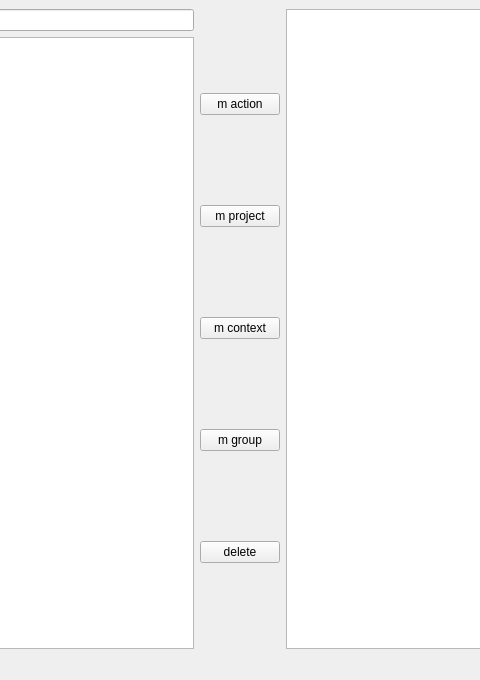
First picture: the form in src/flow2.ui, repository basmatix/zeitmaschine, before the edit; both pictures show x 283 to 763 and y 0 to 680 of the 1132 by 680 pixel window.
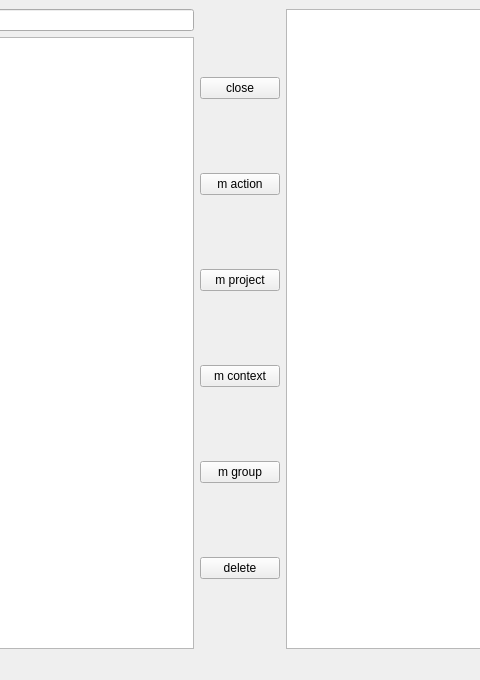
Second picture: the form after the edit.

Commit message: proper importing/exporting, creation time support

```diff
--- a/src/flow2.ui
+++ b/src/flow2.ui
@@ -40,6 +40,13 @@
         </item>
         <item>
          <layout class="QVBoxLayout" name="verticalLayout_2">
+          <item>
+           <widget class="QPushButton" name="pbClose">
+            <property name="text">
+             <string>close</string>
+            </property>
+           </widget>
+          </item>
           <item>
            <widget class="QPushButton" name="pbMakeAction">
             <property name="text">
```
The commit also changes 2 other files.
